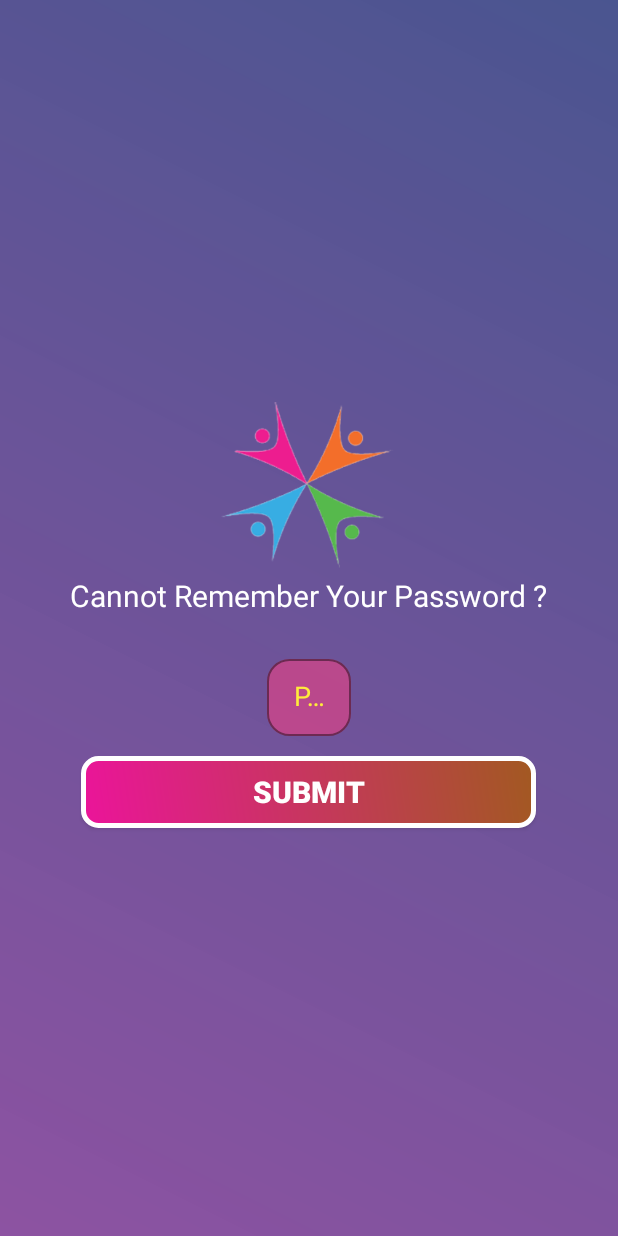
After one commit to Uni-chat/Uni_Chat_Pro, an Android app: the fragment ForgetPassword placed in its activity, on a phone screen of 412 x 824 dp. The commit adds this screen. Run offline under Robolectric (Android 15) with nearby library versions, the phone set to English and light mode, and no system bars; 1 statement that could not run was skipped.

Commit message:
Forget Passsword Fragment Added

```diff
--- /dev/null
+++ b/app/src/main/java/com/leonard/unichat/Logfiles/ForgetPassword.java
@@ -0,0 +1,28 @@
+package com.leonard.unichat.Logfiles;
+
+import android.content.Context;
+import android.net.Uri;
+import android.os.Bundle;
+
+import androidx.fragment.app.Fragment;
+
+import android.view.LayoutInflater;
+import android.view.View;
+import android.view.ViewGroup;
+
+import com.leonard.unichat.R;
+
+
+
+public class ForgetPassword extends Fragment {
+
+
+    @Override
+    public View onCreateView(LayoutInflater inflater, ViewGroup container,
+                             Bundle savedInstanceState) {
+        // Inflate the layout for this fragment
+        return inflater.inflate(R.layout.fragment_forget_password, container, false);
+    }
+
+
+}
--- a/app/src/main/java/com/leonard/unichat/Logfiles/LandingPage.java
+++ b/app/src/main/java/com/leonard/unichat/Logfiles/LandingPage.java
@@ -40,6 +40,7 @@ public class LandingPage extends AppCompatActivity {
 
     @Override
     public void onBackPressed () {
+        Fragment ForgetPassword = fragmentManager.findFragmentByTag(Utils.ForgetPassword);
         Fragment StudentAdminLogin = fragmentManager.findFragmentByTag(Utils.StudentAdminSignin);
         Fragment StudentAdminSignup = fragmentManager.findFragmentByTag(Utils.StudentAdminSignup);
         Fragment StudentLogin = fragmentManager.findFragmentByTag(Utils.StudentSignin);
@@ -47,7 +48,9 @@ public class LandingPage extends AppCompatActivity {
         Fragment TeacherLogin = fragmentManager.findFragmentByTag(Utils.TeacherSignin);
         Fragment TeacherSignup = fragmentManager.findFragmentByTag(Utils.TeacherSignup);
 
-        if (StudentAdminLogin != null)
+        if (ForgetPassword != null)
+            replaceFragment();
+        else if (StudentAdminLogin != null)
             replaceFragment();
         else if (StudentAdminSignup != null)
             replaceFragment();
--- a/app/src/main/java/com/leonard/unichat/Logfiles/StudentAdminLogin.java
+++ b/app/src/main/java/com/leonard/unichat/Logfiles/StudentAdminLogin.java
@@ -5,6 +5,7 @@ import android.net.Uri;
 import android.os.Bundle;
 
 import androidx.fragment.app.Fragment;
+import androidx.fragment.app.FragmentManager;
 
 import android.text.Html;
 import android.view.LayoutInflater;
@@ -13,6 +14,7 @@ import android.view.ViewGroup;
 import android.widget.TextView;
 
 import com.leonard.unichat.R;
+import com.leonard.unichat.Utils;
 
 
 /**
@@ -29,6 +31,8 @@ public class StudentAdminLogin extends Fragment {
     private View view;
     private String txtPassColor;
     private TextView forgtPass;
+    private static FragmentManager fragmentManager;
+
 
   /*  // TODO: Rename parameter arguments, choose names that match
     // the fragment initialization parameters, e.g. ARG_ITEM_NUMBER
@@ -124,8 +128,18 @@ public class StudentAdminLogin extends Fragment {
     private void initViews () {
 
       forgtPass = (TextView) view.findViewById(R.id.forgtPass);
+      fragmentManager = getActivity().getSupportFragmentManager();
 
       txtPassColor = "<font color = white > Don't you remember your </font> <font color = yellow > password ? </font>";
       forgtPass.setText(Html.fromHtml(txtPassColor));
+
+        forgtPass.setOnClickListener(new View.OnClickListener() {
+            @Override
+            public void onClick(View v) {
+
+                fragmentManager.beginTransaction().replace(R.id.frameContainer,
+                        new ForgetPassword(), Utils.ForgetPassword).commit();
+            }
+        });
     }
 }
--- a/app/src/main/java/com/leonard/unichat/Logfiles/StudentLogin.java
+++ b/app/src/main/java/com/leonard/unichat/Logfiles/StudentLogin.java
@@ -5,6 +5,7 @@ import android.net.Uri;
 import android.os.Bundle;
 
 import androidx.fragment.app.Fragment;
+import androidx.fragment.app.FragmentManager;
 
 import android.text.Html;
 import android.view.LayoutInflater;
@@ -13,6 +14,7 @@ import android.view.ViewGroup;
 import android.widget.TextView;
 
 import com.leonard.unichat.R;
+import com.leonard.unichat.Utils;
 
 
 public class StudentLogin extends Fragment {
@@ -20,6 +22,8 @@ public class StudentLogin extends Fragment {
     private View view;
     private String txtPassColor;
     private TextView forgtPass;
+    private static FragmentManager fragmentManager;
+
     public StudentLogin() {
         // Required empty public constructor
     }
@@ -38,9 +42,19 @@ public class StudentLogin extends Fragment {
     private void initViews () {
 
         forgtPass = (TextView) view.findViewById(R.id.forgtPass);
+        fragmentManager = getActivity().getSupportFragmentManager();
 
         txtPassColor = "<font color = white > Don't you remember your </font> <font color = yellow > password ? </font>";
         forgtPass.setText(Html.fromHtml(txtPassColor));
+
+        forgtPass.setOnClickListener(new View.OnClickListener() {
+            @Override
+            public void onClick(View v) {
+
+                fragmentManager.beginTransaction().replace(R.id.frameContainer,
+                        new ForgetPassword(), Utils.ForgetPassword).commit();
+            }
+        });
     }
 
 }
--- a/app/src/main/java/com/leonard/unichat/Logfiles/TeacherLogin.java
+++ b/app/src/main/java/com/leonard/unichat/Logfiles/TeacherLogin.java
@@ -5,14 +5,17 @@ import android.net.Uri;
 import android.os.Bundle;
 
 import androidx.fragment.app.Fragment;
+import androidx.fragment.app.FragmentManager;
 
 import android.text.Html;
 import android.view.LayoutInflater;
 import android.view.View;
 import android.view.ViewGroup;
+import android.widget.Button;
 import android.widget.TextView;
 
 import com.leonard.unichat.R;
+import com.leonard.unichat.Utils;
 
 
 public class TeacherLogin extends Fragment {
@@ -20,7 +23,9 @@ public class TeacherLogin extends Fragment {
     private View view;
     private String txtPassColor;
     private TextView forgtPass;
-//android:text=" Don't you remember your password ? "
+    private Button signInValue;
+    private static FragmentManager fragmentManager;
+
     public TeacherLogin() {
         // Required empty public constructor
     }
@@ -33,15 +38,29 @@ public class TeacherLogin extends Fragment {
         view =  inflater.inflate(R.layout.fragment_teacher_login, container, false);
 
         initViews();
+
         return view;
     }
 
     private void initViews () {
 
         forgtPass = (TextView) view.findViewById(R.id.forgtPass);
+        fragmentManager = getActivity().getSupportFragmentManager();
+        signInValue = (Button) view.findViewById(R.id.signInValue);
+
 
         txtPassColor = "<font color = white > Don't you remember your </font> <font color = yellow > password ? </font>";
         forgtPass.setText(Html.fromHtml(txtPassColor));
+
+        forgtPass.setOnClickListener(new View.OnClickListener() {
+            @Override
+            public void onClick(View v) {
+
+                fragmentManager.beginTransaction().replace(R.id.frameContainer,
+                        new ForgetPassword(), Utils.ForgetPassword).commit();
+            }
+        });
+
     }
 
 
--- a/app/src/main/java/com/leonard/unichat/Utils.java
+++ b/app/src/main/java/com/leonard/unichat/Utils.java
@@ -2,13 +2,16 @@ package com.leonard.unichat;
 
 public  class  Utils {
 
+    public static final String ForgetPassword = "Forget_password";
     public static final String LandingTwo = "Landing_Fragment";
+    public static final String SplashToGo = "Splash_screen_page";
     public static final String StudentAdminSignin = "Student_admin_sign_in";
     public static final String StudentAdminSignup = "Student_admin_sign_up";
     public static final String StudentSignin = "Student_sign_in";
     public static final String StudentSignup = "Student_sign_up";
     public static final String TeacherSignin = "Teacher_sign_in";
     public static final String TeacherSignup = "Teacher_sign_up";
-    public static final String SplashToGo = "Splash_screen_page";
+
+
 
 }
--- /dev/null
+++ b/app/src/main/res/layout/fragment_forget_password.xml
@@ -0,0 +1,84 @@
+<?xml version="1.0" encoding="utf-8"?>
+<RelativeLayout xmlns:android="http://schemas.android.com/apk/res/android"
+    xmlns:app="http://schemas.android.com/apk/res-auto"
+    xmlns:tools="http://schemas.android.com/tools"
+    android:layout_width="match_parent"
+    android:layout_height="match_parent"
+    android:gravity="center"
+    tools:context=".Logfiles.ForgetPassword">
+
+
+    <LinearLayout
+        android:id="@+id/tc_heading"
+        android:layout_width="match_parent"
+        android:layout_height="wrap_content"
+        android:gravity="center_horizontal"
+        android:orientation="vertical">
+
+        <ImageView
+            android:layout_width="120dp"
+            android:layout_height="120dp"
+            android:src="@drawable/get_pic_reset">
+
+        </ImageView>
+
+        <TextView
+            android:id="@+id/textView2"
+            android:layout_width="wrap_content"
+            android:layout_height="wrap_content"
+            android:text="Cannot Remember Your Password ?"
+            android:textColor="@color/white"
+            android:textSize="20sp" />
+
+
+    </LinearLayout>
+
+    <LinearLayout
+        android:id="@+id/tc_details"
+        android:layout_width="match_parent"
+        android:layout_height="wrap_content"
+        android:layout_below="@id/tc_heading"
+        android:gravity="center_horizontal"
+        android:layout_marginTop="15sp"
+        android:layout_marginStart="20dp"
+        android:layout_marginEnd="20dp"
+        android:orientation="vertical">
+
+        <com.google.android.material.textfield.TextInputLayout
+            android:layout_width="wrap_content"
+            android:layout_height="wrap_content"
+            android:gravity="center"
+            android:textColorHint="#FFEB3B"
+            app:hintTextAppearance="@style/txt_appeerances_color_change"
+            style="@style/materials_bit_change"
+            android:layout_margin="5sp">
+
+            <AutoCompleteTextView
+                android:id="@+id/edtForgetEmail"
+                android:layout_width="wrap_content"
+                android:layout_height="wrap_content"
+                android:ems="15"
+                android:hint=" Please Enter Your Registered Email "
+                android:textColor="#FFFFFF"
+                android:inputType="textEmailAddress"
+                android:textColorHighlight="#0C0FF7"
+                android:maxLines="1"
+                android:singleLine="true"
+                android:padding="13sp" />
+
+        </com.google.android.material.textfield.TextInputLayout>
+
+        <Button
+            android:id="@+id/btnForgetPassword"
+            android:layout_width="wrap_content"
+            android:layout_height="wrap_content"
+            android:layout_margin="8dp"
+            android:background="@drawable/autotxtdesign"
+            android:textColor="#FFFFFF"
+            android:textStyle="bold"
+            android:textSize="20dp"
+            android:ems="13"
+            android:text="Submit"/>
+    </LinearLayout>
+
+</RelativeLayout>
```
